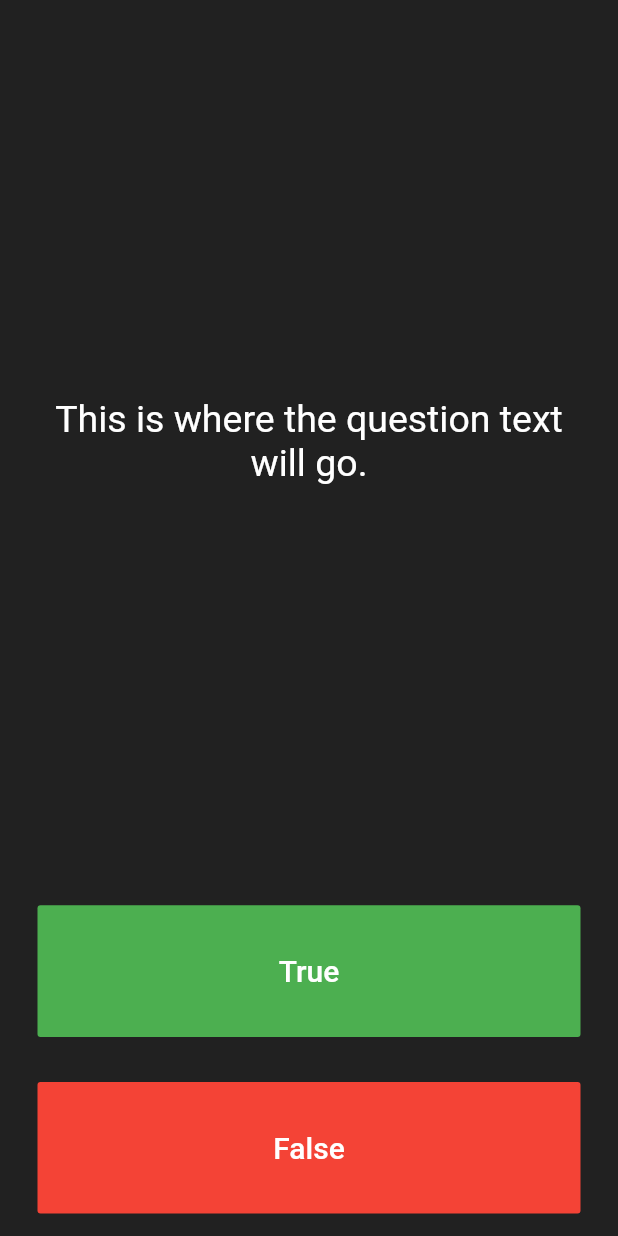
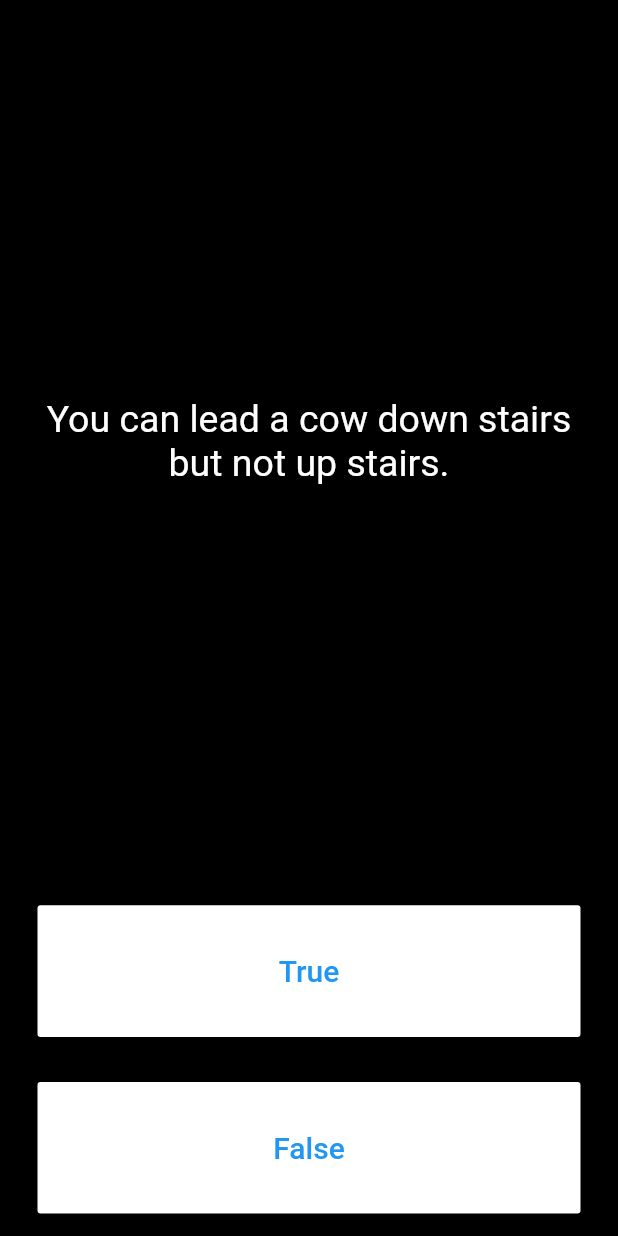
Before and after one commit to QwequSandies/quizler, a Flutter app: the screen it shows after launch, on a phone screen of 412 x 824 dp. Run offline on Flutter 3.47's test engine with Material 2 defaults, Android fonts, the phone set to English and light mode, and no system bars.

Commit message:
Update main.dart

```diff
--- a/lib/main.dart
+++ b/lib/main.dart
@@ -6,8 +6,9 @@ class Quizzler extends StatelessWidget {
   @override
   Widget build(BuildContext context) {
     return MaterialApp(
+      debugShowCheckedModeBanner: false,
       home: Scaffold(
-        backgroundColor: Colors.grey.shade900,
+        backgroundColor: Colors.black,
         body: SafeArea(
           child: Padding(
             padding: EdgeInsets.symmetric(horizontal: 10.0),
@@ -25,6 +26,22 @@ class QuizPage extends StatefulWidget {
 }
 
 class _QuizPageState extends State<QuizPage> {
+  List<Icon> scorekeeper = [];
+
+  List<String> questions = [
+    'You can lead a cow down stairs but not up stairs.',
+    'Approximately one quarter of human bones are in the feet.',
+    'A slug\'s blood is green.',
+  ];
+
+  List<bool> answers = [
+    false,
+    true,
+    true,
+  ];
+
+  int questionNumber = 0;
+
   @override
   Widget build(BuildContext context) {
     return Column(
@@ -37,7 +54,7 @@ class _QuizPageState extends State<QuizPage> {
             padding: EdgeInsets.all(10.0),
             child: Center(
               child: Text(
-                'This is where the question text will go.',
+                questions[questionNumber],
                 textAlign: TextAlign.center,
                 style: TextStyle(
                   fontSize: 25.0,
@@ -53,16 +70,25 @@ class _QuizPageState extends State<QuizPage> {
             // ignore: deprecated_member_use
             child: FlatButton(
               textColor: Colors.white,
-              color: Colors.green,
+              color: Colors.white,
               child: Text(
                 'True',
                 style: TextStyle(
-                  color: Colors.white,
+                  color: Colors.blue,
                   fontSize: 20.0,
                 ),
               ),
               onPressed: () {
-                //The user picked true.
+                setState(() {
+                  bool correctanswer = answers[questionNumber];
+
+                  if (correctanswer == true) {
+                    print('You got it right');
+                  } else {
+                    print('You got it wrong');
+                  }
+                  questionNumber++;
+                });
               },
             ),
           ),
@@ -72,29 +98,33 @@ class _QuizPageState extends State<QuizPage> {
             padding: EdgeInsets.all(15.0),
             // ignore: deprecated_member_use
             child: FlatButton(
-              color: Colors.red,
+              color: Colors.white,
               child: Text(
                 'False',
                 style: TextStyle(
                   fontSize: 20.0,
-                  color: Colors.white,
+                  color: Colors.blue,
                 ),
               ),
               onPressed: () {
-                //The user picked false.
+                bool correctanswer = answers[questionNumber];
+
+                if (correctanswer == false) {
+                  print('You got it right');
+                } else {
+                  print('You got it wrong');
+                }
+                setState(() {
+                  questionNumber++;
+                });
               },
             ),
           ),
         ),
-        // ignore: todo
-        //TODO: Add a Row here as your score keeper
+        Row(
+          children: scorekeeper,
+        )
       ],
     );
   }
 }
-
-/*
-question1: 'You can lead a cow down stairs but not up stairs.', false,
-question2: 'Approximately one quarter of human bones are in the feet.', true,
-question3: 'A slug\'s blood is green.', true,
-*/
```
